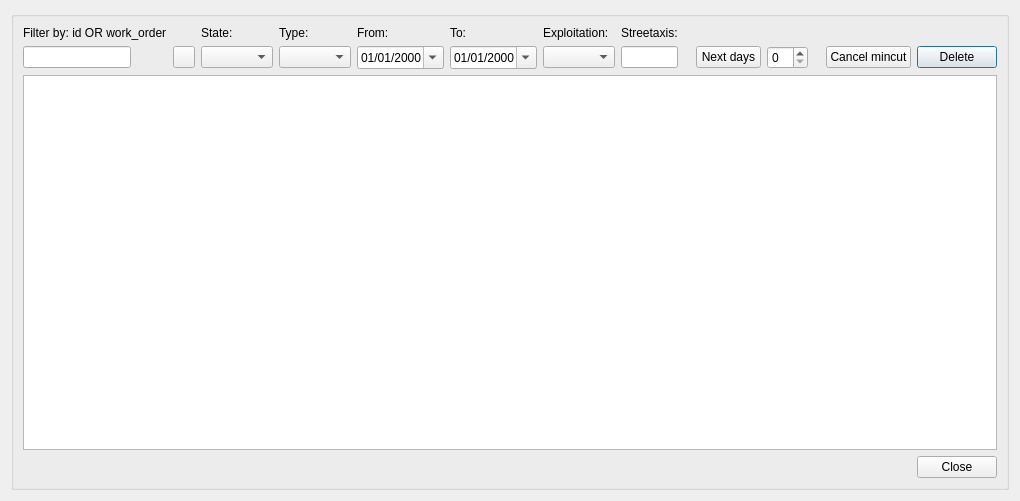
Qt form core/ui/toolbars/om/mincut_manager.ui (Giswater/giswater_qgis_plugin) before a commit.
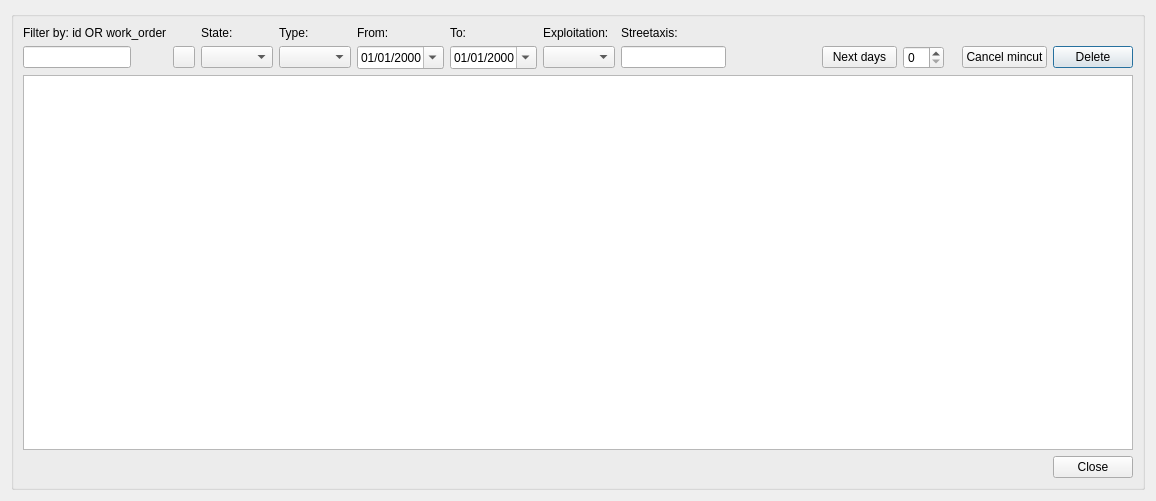
The same form after that commit.

Commit message: Enhancement: refactor qt forms with harmonized widgets names

```diff
--- a/core/ui/toolbars/om/mincut_manager.ui
+++ b/core/ui/toolbars/om/mincut_manager.ui
@@ -6,7 +6,7 @@
    <rect>
     <x>0</x>
     <y>0</y>
-    <width>998</width>
+    <width>1156</width>
     <height>501</height>
    </rect>
   </property>
@@ -169,9 +169,15 @@
       </item>
       <item row="3" column="10">
        <widget class="QPushButton" name="btn_next_days">
+        <property name="sizePolicy">
+         <sizepolicy hsizetype="Fixed" vsizetype="Fixed">
+          <horstretch>0</horstretch>
+          <verstretch>0</verstretch>
+         </sizepolicy>
+        </property>
         <property name="maximumSize">
          <size>
-          <width>65</width>
+          <width>75</width>
           <height>16777215</height>
          </size>
         </property>
```
Left out of the diff: 2 changed lines with no effect on the pictures. The commit also changes 2 other files.
